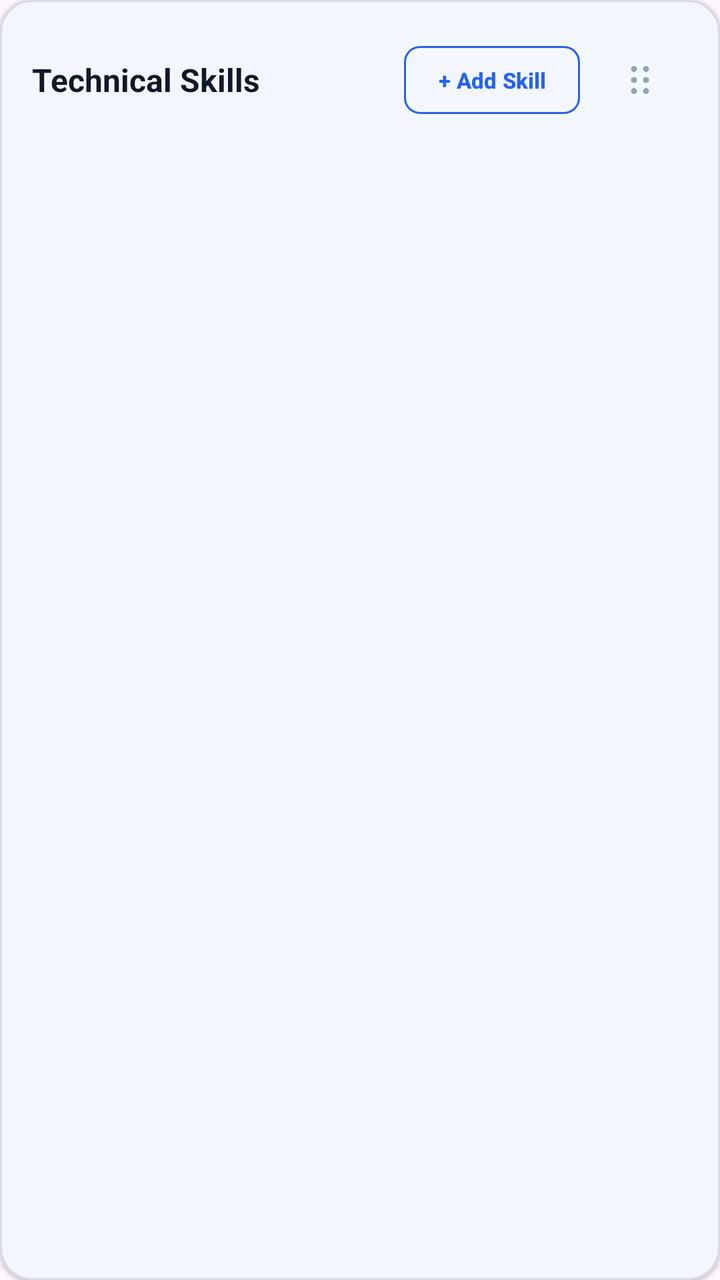
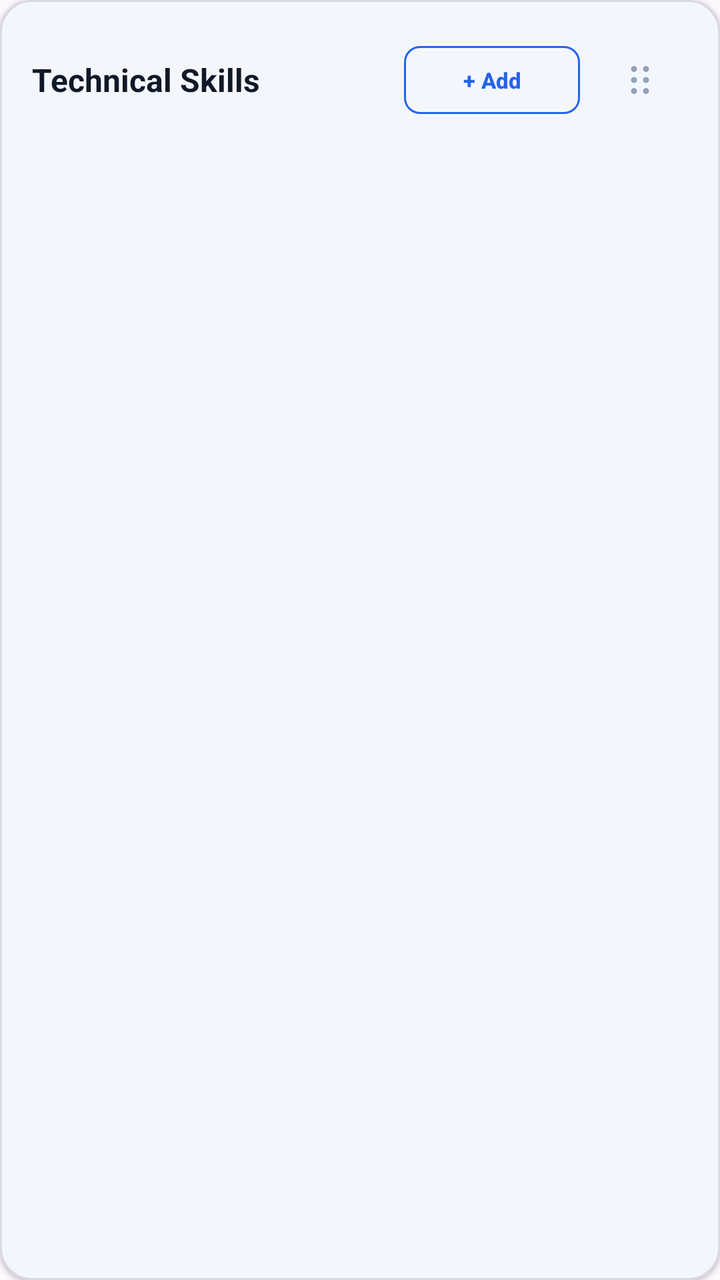

An Android layout rendered at two revisions. The XML below is the earlier revision; the diff shows what the commit changed to produce the second picture.
<!-- AndroidManifest.xml: application theme Theme.MyApplication -->
<!-- res/layout/item_technical_skills.xml -->
<?xml version="1.0" encoding="utf-8"?>
<com.google.android.material.card.MaterialCardView xmlns:android="http://schemas.android.com/apk/res/android"
    xmlns:app="http://schemas.android.com/apk/res-auto"
    android:layout_width="match_parent"
    android:layout_height="wrap_content"
    android:layout_marginBottom="16dp"
    app:cardBackgroundColor="@color/app_surface"
    app:cardCornerRadius="16dp"
    app:cardElevation="1dp"
    app:strokeColor="@color/app_border"
    app:strokeWidth="1dp">

    <LinearLayout
        android:layout_width="match_parent"
        android:layout_height="wrap_content"
        android:orientation="vertical"
        android:padding="16dp">

        
        <LinearLayout
            android:layout_width="match_parent"
            android:layout_height="wrap_content"
            android:gravity="center_vertical"
            android:orientation="horizontal"
            android:layout_marginBottom="12dp">

            <TextView
                android:id="@+id/tvSectionTitle"
                android:layout_width="0dp"
                android:layout_height="wrap_content"
                android:layout_weight="1"
                android:text="@string/section_title_technical_skills"
                android:textColor="@color/app_text_primary"
                android:textSize="16sp"
                android:textStyle="bold" />

            <com.google.android.material.button.MaterialButton
                android:id="@+id/btnAddSkill"
                style="?attr/materialButtonOutlinedStyle"
                android:layout_width="wrap_content"
                android:layout_height="34dp"
                android:layout_marginEnd="6dp"
                android:text="@string/action_add_skill_chip"
                android:textSize="11sp"
                android:textStyle="bold"
                android:paddingHorizontal="10dp"
                android:insetTop="0dp"
                android:insetBottom="0dp"
                app:cornerRadius="8dp"
                app:strokeColor="@color/app_primary" />

            <ImageView
                android:id="@+id/ivDragHandle"
                android:layout_width="48dp"
                android:layout_height="48dp"
                android:background="?attr/selectableItemBackgroundBorderless"
                android:contentDescription="Drag to reorder section"
                android:padding="12dp"
                android:src="@drawable/ic_drag_handle" />

        </LinearLayout>

        
        <com.google.android.material.chip.ChipGroup
            android:id="@+id/chipGroupSkills"
            android:layout_width="match_parent"
            android:layout_height="wrap_content"
            app:singleLine="false" />

    </LinearLayout>

</com.google.android.material.card.MaterialCardView>
<!-- resources referenced by this layout -->
<resources>
  <color name="app_border">#1E000000</color>
  <color name="app_primary">#2563EB</color>
  <color name="app_surface">#FFFFFF</color>
  <color name="app_text_primary">#111827</color>
  <!-- drawable ic_drag_handle (drawable) -->
  <vector xmlns:android="http://schemas.android.com/apk/res/android"
      android:width="24dp"
      android:height="24dp"
      android:viewportWidth="24"
      android:viewportHeight="24">
      
      <path
          android:fillColor="#94A3B8"
          android:pathData="M9,5a1.5,1.5 0 1,1 0,3 1.5,1.5 0 0,1 0,-3zM9,10.5a1.5,1.5 0 1,1 0,3 1.5,1.5 0 0,1 0,-3zM9,16a1.5,1.5 0 1,1 0,3 1.5,1.5 0 0,1 0,-3zM15,5a1.5,1.5 0 1,1 0,3 1.5,1.5 0 0,1 0,-3zM15,10.5a1.5,1.5 0 1,1 0,3 1.5,1.5 0 0,1 0,-3zM15,16a1.5,1.5 0 1,1 0,3 1.5,1.5 0 0,1 0,-3z" />
  </vector>
  <string name="action_add_skill_chip">+ Add Skill</string>
  <string name="section_title_technical_skills">Technical Skills</string>
  <style name="Theme.MyApplication" parent="Theme.Material3.DayNight.NoActionBar">
          <item name="colorPrimary">@color/app_primary</item>
          <item name="colorOnPrimary">#FFFFFF</item>
          <item name="colorPrimaryContainer">@color/app_primary_container</item>
          <item name="colorOnPrimaryContainer">#1D4ED8</item>
          <item name="colorSecondary">#475569</item>
          <item name="colorSecondaryContainer">@color/chip_bg_color</item>
          <item name="colorOnSecondaryContainer">@color/chip_text_color</item>
          <item name="colorSurface">@color/app_surface</item>
          <item name="colorOnSurface">@color/app_text_primary</item>
          <item name="colorSurfaceVariant">@color/chip_bg_color</item>
          <item name="colorOnSurfaceVariant">@color/app_text_muted</item>
          <item name="colorOutline">@color/chip_stroke_color</item>
          <item name="colorOutlineVariant">@color/app_border</item>
          <item name="android:statusBarColor">@color/app_background</item>
          <item name="android:windowLightStatusBar">true</item>
          <item name="colorTertiary">@color/app_primary</item>
          <item name="colorTertiaryContainer">@color/chip_bg_color</item>
          <item name="colorOnTertiaryContainer">@color/chip_text_color</item>
          <item name="chipStyle">@style/Widget.App.SkillChip</item>
          <item name="bottomSheetDialogTheme">@style/AppBottomSheetDialogTheme</item>
      </style>
  <color name="app_primary_container">#1A2563EB</color>
  <color name="chip_bg_color">#F0F4F8</color>
  <color name="chip_text_color">#0F172A</color>
  <color name="app_text_muted">#6B7280</color>
  <color name="chip_stroke_color">#CBD5E1</color>
  <color name="app_background">#F4F5F7</color>
  <style name="Widget.App.SkillChip" parent="Widget.Material3.Chip.Assist">
          <item name="chipBackgroundColor">@color/chip_bg_color</item>
          <item name="chipStrokeColor">@color/chip_stroke_color</item>
          <item name="chipStrokeWidth">1dp</item>
          <item name="chipCornerRadius">8dp</item>
          <item name="android:textColor">@color/chip_text_color</item>
          <item name="closeIconTint">@color/chip_close_icon_tint</item>
      </style>
  <style name="AppBottomSheetDialogTheme" parent="Theme.Material3.DayNight.BottomSheetDialog">
          <item name="colorSurfaceContainerLow">@color/app_surface</item>
          <item name="bottomSheetStyle">@style/AppModalBottomSheet</item>
      </style>
  <color name="chip_close_icon_tint">#64748B</color>
  <style name="AppModalBottomSheet" parent="Widget.Material3.BottomSheet.Modal">
          <item name="backgroundTint">@color/app_surface</item>
      </style>
</resources>

<!-- the commit's change to res/layout/item_technical_skills.xml (unified diff, before → after) -->
@@ -1,6 +1,7 @@
 <?xml version="1.0" encoding="utf-8"?>
 <com.google.android.material.card.MaterialCardView xmlns:android="http://schemas.android.com/apk/res/android"
     xmlns:app="http://schemas.android.com/apk/res-auto"
+    android:id="@+id/item_technical_skills_card"
     android:layout_width="match_parent"
     android:layout_height="wrap_content"
     android:layout_marginBottom="16dp"
@@ -40,7 +41,7 @@
                 android:layout_width="wrap_content"
                 android:layout_height="34dp"
                 android:layout_marginEnd="6dp"
-                android:text="@string/action_add_skill_chip"
+                android:text="@string/action_add_domain"
                 android:textSize="11sp"
                 android:textStyle="bold"
                 android:paddingHorizontal="10dp"
@@ -54,18 +55,17 @@
                 android:layout_width="48dp"
                 android:layout_height="48dp"
                 android:background="?attr/selectableItemBackgroundBorderless"
-                android:contentDescription="Drag to reorder section"
+                android:contentDescription="@string/cd_drag_reorder_section"
                 android:padding="12dp"
                 android:src="@drawable/ic_drag_handle" />
-
         </LinearLayout>
 
         
-        <com.google.android.material.chip.ChipGroup
-            android:id="@+id/chipGroupSkills"
+        <LinearLayout
+            android:id="@+id/containerSkillsDomains"
             android:layout_width="match_parent"
             android:layout_height="wrap_content"
-            app:singleLine="false" />
+            android:orientation="vertical" />
 
     </LinearLayout>
 
<!-- resource entries referenced after the edit -->
@@ -15,7 +15,8 @@
           android:fillColor="#94A3B8"
           android:pathData="M9,5a1.5,1.5 0 1,1 0,3 1.5,1.5 0 0,1 0,-3zM9,10.5a1.5,1.5 0 1,1 0,3 1.5,1.5 0 0,1 0,-3zM9,16a1.5,1.5 0 1,1 0,3 1.5,1.5 0 0,1 0,-3zM15,5a1.5,1.5 0 1,1 0,3 1.5,1.5 0 0,1 0,-3zM15,10.5a1.5,1.5 0 1,1 0,3 1.5,1.5 0 0,1 0,-3zM15,16a1.5,1.5 0 1,1 0,3 1.5,1.5 0 0,1 0,-3z" />
   </vector>
-  <string name="action_add_skill_chip">+ Add Skill</string>
+  <string name="action_add_domain">+ Add</string>
+  <string name="cd_drag_reorder_section">Drag to reorder section</string>
   <string name="section_title_technical_skills">Technical Skills</string>
   <style name="Theme.MyApplication" parent="Theme.Material3.DayNight.NoActionBar">
           <item name="colorPrimary">@color/app_primary</item>
